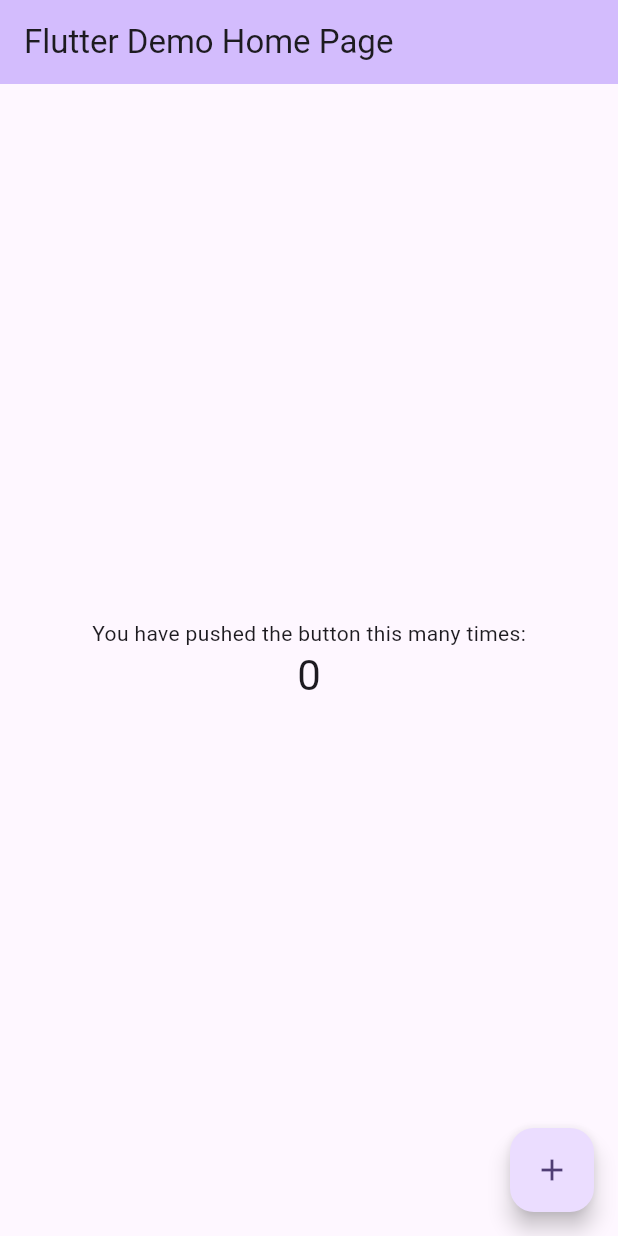
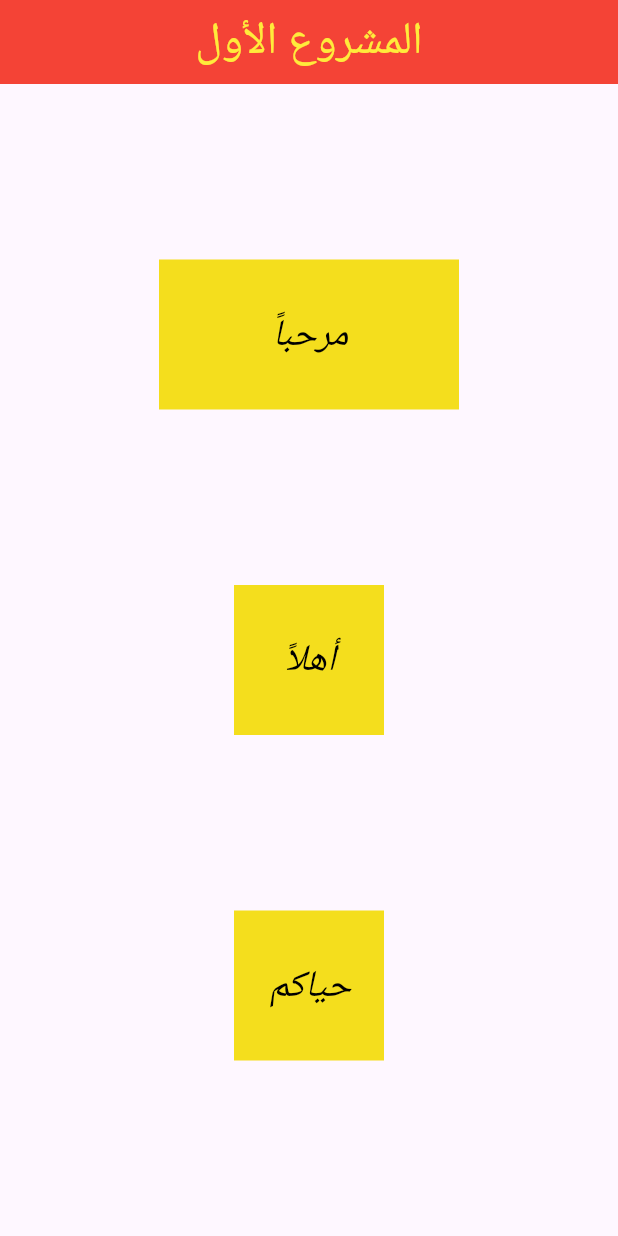
Before and after one commit to ebrahim97mubarak/First-Project-Hello-Word, a Flutter app: the screen it shows after launch, on a phone screen of 412 x 824 dp. Run offline on Flutter 3.47's test engine with Material 3 defaults, Android fonts, the phone set to English and light mode, and no system bars; Roboto replaces fonts that are missing (Algerian).

Commit message:
solve some problem

```diff
--- a/first/lib/main.dart
+++ b/first/lib/main.dart
@@ -1,125 +1,80 @@
 import 'package:flutter/material.dart';
 
 void main() {
-  runApp(const MyApp());
+  runApp(
+    const HelloWorld(),
+  );
 }
 
-class MyApp extends StatelessWidget {
-  const MyApp({super.key});
-
-  // This widget is the root of your application.
+class HelloWorld extends StatelessWidget {
+  const HelloWorld({super.key});
   @override
   Widget build(BuildContext context) {
     return MaterialApp(
-      title: 'Flutter Demo',
-      theme: ThemeData(
-        // This is the theme of your application.
-        //
-        // TRY THIS: Try running your application with "flutter run". You'll see
-        // the application has a purple toolbar. Then, without quitting the app,
-        // try changing the seedColor in the colorScheme below to Colors.green
-        // and then invoke "hot reload" (save your changes or press the "hot
-        // reload" button in a Flutter-supported IDE, or press "r" if you used
-        // the command line to start the app).
-        //
-        // Notice that the counter didn't reset back to zero; the application
-        // state is not lost during the reload. To reset the state, use hot
-        // restart instead.
-        //
-        // This works for code too, not just values: Most code changes can be
-        // tested with just a hot reload.
-        colorScheme: ColorScheme.fromSeed(seedColor: Colors.deepPurple),
-        useMaterial3: true,
+      home: Scaffold(
+        appBar: AppBar(
+          backgroundColor: Colors.red,
+          title: const Center(
+            child: Text(
+              "المشروع الأول",
+              style: TextStyle(
+                color: Colors.yellow,
+                fontSize: 30,
+              ),
+            ),
+          ),
+        ),
+        body: const Center(
+          child: Column(
+            mainAxisSize: MainAxisSize.max,
+            mainAxisAlignment: MainAxisAlignment.spaceEvenly,
+            crossAxisAlignment: CrossAxisAlignment.center,
+            children: [
+              CustumContainer(
+                text: 'مرحباً',
+                width: 200,
+              ),
+              CustumContainer(
+                text: 'أهلاً',
+                width: 100,
+              ),
+              CustumContainer(
+                text: 'حياكم',
+                width: 100,
+              ),
+            ],
+          ),
+        ),
       ),
-      home: const MyHomePage(title: 'Flutter Demo Home Page'),
     );
   }
 }
 
-class MyHomePage extends StatefulWidget {
-  const MyHomePage({super.key, required this.title});
-
-  // This widget is the home page of your application. It is stateful, meaning
-  // that it has a State object (defined below) that contains fields that affect
-  // how it looks.
-
-  // This class is the configuration for the state. It holds the values (in this
-  // case the title) provided by the parent (in this case the App widget) and
-  // used by the build method of the State. Fields in a Widget subclass are
-  // always marked "final".
-
-  final String title;
-
-  @override
-  State<MyHomePage> createState() => _MyHomePageState();
-}
-
-class _MyHomePageState extends State<MyHomePage> {
-  int _counter = 0;
-
-  void _incrementCounter() {
-    setState(() {
-      // This call to setState tells the Flutter framework that something has
-      // changed in this State, which causes it to rerun the build method below
-      // so that the display can reflect the updated values. If we changed
-      // _counter without calling setState(), then the build method would not be
-      // called again, and so nothing would appear to happen.
-      _counter++;
-    });
-  }
-
+class CustumContainer extends StatelessWidget {
+  const CustumContainer({
+    super.key,
+    required this.width,
+    required this.text,
+  });
+  final double width;
+  final String text;
   @override
   Widget build(BuildContext context) {
-    // This method is rerun every time setState is called, for instance as done
-    // by the _incrementCounter method above.
-    //
-    // The Flutter framework has been optimized to make rerunning build methods
-    // fast, so that you can just rebuild anything that needs updating rather
-    // than having to individually change instances of widgets.
-    return Scaffold(
-      appBar: AppBar(
-        // TRY THIS: Try changing the color here to a specific color (to
-        // Colors.amber, perhaps?) and trigger a hot reload to see the AppBar
-        // change color while the other colors stay the same.
-        backgroundColor: Theme.of(context).colorScheme.inversePrimary,
-        // Here we take the value from the MyHomePage object that was created by
-        // the App.build method, and use it to set our appbar title.
-        title: Text(widget.title),
-      ),
-      body: Center(
-        // Center is a layout widget. It takes a single child and positions it
-        // in the middle of the parent.
-        child: Column(
-          // Column is also a layout widget. It takes a list of children and
-          // arranges them vertically. By default, it sizes itself to fit its
-          // children horizontally, and tries to be as tall as its parent.
-          //
-          // Column has various properties to control how it sizes itself and
-          // how it positions its children. Here we use mainAxisAlignment to
-          // center the children vertically; the main axis here is the vertical
-          // axis because Columns are vertical (the cross axis would be
-          // horizontal).
-          //
-          // TRY THIS: Invoke "debug painting" (choose the "Toggle Debug Paint"
-          // action in the IDE, or press "p" in the console), to see the
-          // wireframe for each widget.
-          mainAxisAlignment: MainAxisAlignment.center,
-          children: <Widget>[
-            const Text(
-              'You have pushed the button this many times:',
-            ),
-            Text(
-              '$_counter',
-              style: Theme.of(context).textTheme.headlineMedium,
-            ),
-          ],
+    return Container(
+      height: 100,
+      width: width,
+      color: const Color.fromARGB(255, 244, 222, 29),
+      child: Center(
+        child: Text(
+          text,
+          style: const TextStyle(
+            fontSize: 25,
+            color: Colors.black,
+            fontStyle: FontStyle.italic,
+            fontFamily: 'Algerian',
+          ),
         ),
       ),
-      floatingActionButton: FloatingActionButton(
-        onPressed: _incrementCounter,
-        tooltip: 'Increment',
-        child: const Icon(Icons.add),
-      ), // This trailing comma makes auto-formatting nicer for build methods.
     );
   }
 }
```
Also changed, not shown: 1 other file.
